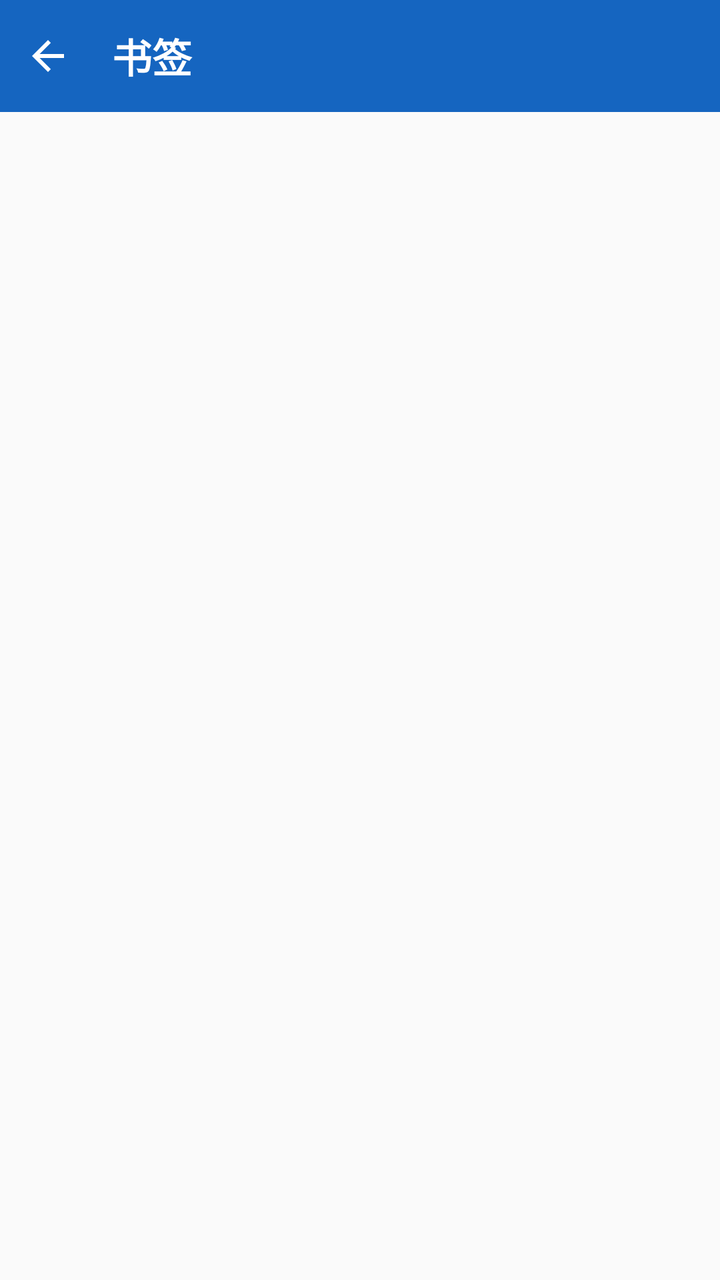
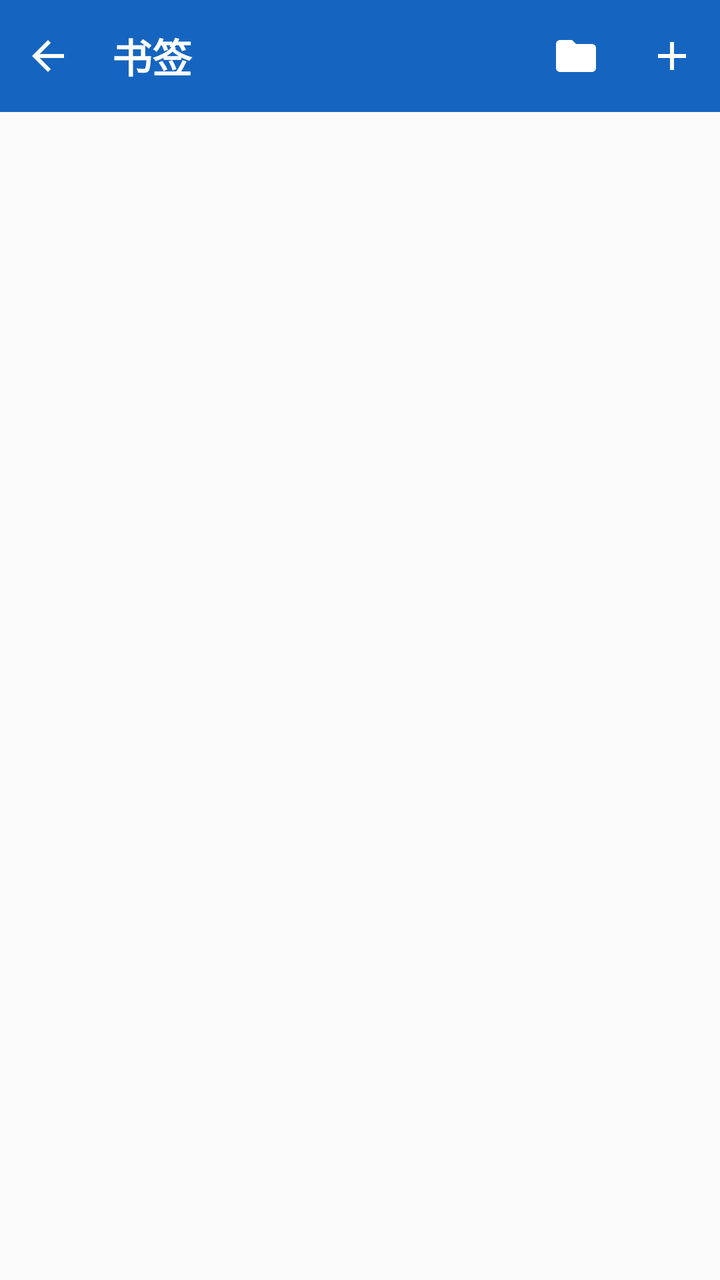

The first picture is an Android layout as it rendered before a commit; the second is the same layout after the commit. The layout source and the unified diff follow.
<!-- AndroidManifest.xml: application theme Theme.SwiftBrowser -->
<!-- res/layout/activity_bookmark.xml -->
<?xml version="1.0" encoding="utf-8"?>
<LinearLayout xmlns:android="http://schemas.android.com/apk/res/android"
    android:layout_width="match_parent"
    android:layout_height="match_parent"
    android:orientation="vertical">

    
    <LinearLayout
        android:id="@+id/toolbar"
        android:layout_width="match_parent"
        android:layout_height="?attr/actionBarSize"
        android:background="@color/primary"
        android:gravity="center_vertical"
        android:orientation="horizontal">

        <ImageButton
            android:id="@+id/btnBack"
            android:layout_width="48dp"
            android:layout_height="48dp"
            android:background="?attr/selectableItemBackgroundBorderless"
            android:contentDescription="返回"
            android:src="@drawable/ic_arrow_back"
            android:tint="@color/white" />

        <TextView
            android:id="@+id/tvToolbarTitle"
            android:layout_width="0dp"
            android:layout_height="match_parent"
            android:layout_weight="1"
            android:background="?attr/selectableItemBackground"
            android:gravity="center_vertical"
            android:paddingStart="8dp"
            android:paddingEnd="16dp"
            android:text="@string/bookmarks"
            android:textColor="@color/white"
            android:textSize="20sp"
            android:textStyle="bold" />

    </LinearLayout>

    <androidx.recyclerview.widget.RecyclerView
        android:id="@+id/rvBookmarks"
        android:layout_width="match_parent"
        android:layout_height="0dp"
        android:layout_weight="1"
        android:clipToPadding="false"
        android:padding="8dp" />

    <TextView
        android:id="@+id/tvEmpty"
        android:layout_width="match_parent"
        android:layout_height="0dp"
        android:layout_weight="1"
        android:gravity="center"
        android:text="@string/no_bookmarks"
        android:textColor="@color/gray_medium"
        android:textSize="18sp"
        android:visibility="gone" />

</LinearLayout>
<!-- resources referenced by this layout -->
<resources>
  <color name="gray_medium">#9E9E9E</color>
  <color name="primary">#1565C0</color>
  <color name="white">#FFFFFF</color>
  <!-- drawable ic_arrow_back (drawable) -->
  <?xml version="1.0" encoding="utf-8"?>
  <vector xmlns:android="http://schemas.android.com/apk/res/android"
      android:width="24dp"
      android:height="24dp"
      android:viewportWidth="24"
      android:viewportHeight="24">
      <path
          android:fillColor="#FF000000"
          android:pathData="M20,11H7.83l5.59,-5.59L12,4l-8,8 8,8 1.41,-1.41L7.83,13H20v-2z" />
  </vector>
  <string name="bookmarks">书签</string>
  <string name="no_bookmarks">暂无书签</string>
  <style name="Theme.SwiftBrowser" parent="Theme.MaterialComponents.Light.NoActionBar">
          <item name="colorPrimary">@color/primary</item>
          <item name="colorPrimaryDark">@color/primary_dark</item>
          <item name="colorAccent">@color/accent</item>
          <item name="android:statusBarColor">@color/primary_dark</item>
          <item name="android:windowBackground">@color/background</item>
      </style>
  <color name="primary_dark">#0D47A1</color>
  <color name="accent">#FF6D00</color>
  <color name="background">#FAFAFA</color>
</resources>

<!-- the commit's change to res/layout/activity_bookmark.xml (unified diff, before → after) -->
@@ -36,6 +36,24 @@
             android:textSize="20sp"
             android:textStyle="bold" />
 
+        <ImageButton
+            android:id="@+id/btnNewFolder"
+            android:layout_width="48dp"
+            android:layout_height="48dp"
+            android:background="?attr/selectableItemBackgroundBorderless"
+            android:contentDescription="新建文件夹"
+            android:src="@drawable/ic_folder"
+            android:tint="@color/white" />
+
+        <ImageButton
+            android:id="@+id/btnImport"
+            android:layout_width="48dp"
+            android:layout_height="48dp"
+            android:background="?attr/selectableItemBackgroundBorderless"
+            android:contentDescription="@string/import_bookmarks"
+            android:src="@drawable/ic_add"
+            android:tint="@color/white" />
+
     </LinearLayout>
 
     <androidx.recyclerview.widget.RecyclerView
@@ -57,4 +75,70 @@
         android:textSize="18sp"
         android:visibility="gone" />
 
+    
+    <LinearLayout
+        android:id="@+id/batchActionBar"
+        android:layout_width="match_parent"
+        android:layout_height="48dp"
+        android:background="@color/primary"
+        android:gravity="center_vertical"
+        android:orientation="horizontal"
+        android:paddingStart="16dp"
+        android:paddingEnd="16dp"
+        android:visibility="gone">
+
+        <TextView
+            android:id="@+id/tvBatchCount"
+            android:layout_width="0dp"
+            android:layout_height="wrap_content"
+            android:layout_weight="1"
+            android:text="已选择 0 项"
+            android:textColor="@color/white"
+            android:textSize="14sp" />
+
+        <TextView
+            android:id="@+id/btnBatchSelectAll"
+            android:layout_width="wrap_content"
+            android:layout_height="match_parent"
+            android:background="?attr/selectableItemBackground"
+            android:clickable="true"
+            android:focusable="true"
+            android:gravity="center"
+            android:paddingStart="8dp"
+            android:paddingEnd="8dp"
+            android:text="全选"
+            android:textColor="@color/white"
+            android:textSize="13sp" />
+
+        <TextView
+            android:id="@+id/btnBatchDelete"
+            android:layout_width="wrap_content"
+            android:layout_height="match_parent"
+            android:background="?attr/selectableItemBackground"
+            android:clickable="true"
+            android:focusable="true"
+            android:gravity="center"
+            android:paddingStart="16dp"
+            android:paddingEnd="16dp"
+            android:text="删除"
+            android:textColor="@color/white"
+            android:textSize="14sp"
+            android:textStyle="bold" />
+
+        <TextView
+            android:id="@+id/btnBatchCancel"
+            android:layout_width="wrap_content"
+            android:layout_height="match_parent"
+            android:background="?attr/selectableItemBackground"
+            android:clickable="true"
+            android:focusable="true"
+            android:gravity="center"
+            android:paddingStart="16dp"
+            android:paddingEnd="16dp"
+            android:text="取消"
+            android:textColor="@color/white"
+            android:textSize="14sp" />
+
+    </LinearLayout>
+
 </LinearLayout>
<!-- resource entries referenced after the edit -->
@@ -3,6 +3,17 @@
   <color name="gray_medium">#9E9E9E</color>
   <color name="primary">#1565C0</color>
   <color name="white">#FFFFFF</color>
+  <!-- drawable ic_add (drawable) -->
+  <?xml version="1.0" encoding="utf-8"?>
+  <vector xmlns:android="http://schemas.android.com/apk/res/android"
+      android:width="24dp"
+      android:height="24dp"
+      android:viewportWidth="24"
+      android:viewportHeight="24">
+      <path
+          android:fillColor="#FF000000"
+          android:pathData="M19,13h-6v6h-2v-6H5v-2h6V5h2v6h6v2z" />
+  </vector>
   <!-- drawable ic_arrow_back (drawable) -->
   <?xml version="1.0" encoding="utf-8"?>
   <vector xmlns:android="http://schemas.android.com/apk/res/android"
@@ -14,7 +25,19 @@
           android:fillColor="#FF000000"
           android:pathData="M20,11H7.83l5.59,-5.59L12,4l-8,8 8,8 1.41,-1.41L7.83,13H20v-2z" />
   </vector>
+  <!-- drawable ic_folder (drawable) -->
+  <?xml version="1.0" encoding="utf-8"?>
+  <vector xmlns:android="http://schemas.android.com/apk/res/android"
+      android:width="24dp"
+      android:height="24dp"
+      android:viewportWidth="24"
+      android:viewportHeight="24">
+      <path
+          android:fillColor="#FF000000"
+          android:pathData="M10,4H4C2.9,4 2.01,4.9 2.01,6L2,18c0,1.1 0.9,2 2,2h16c1.1,0 2,-0.9 2,-2V8c0,-1.1 -0.9,-2 -2,-2h-8L10,4z" />
+  </vector>
   <string name="bookmarks">书签</string>
+  <string name="import_bookmarks">导入Chrome书签</string>
   <string name="no_bookmarks">暂无书签</string>
   <style name="Theme.SwiftBrowser" parent="Theme.MaterialComponents.Light.NoActionBar">
           <item name="colorPrimary">@color/primary</item>
